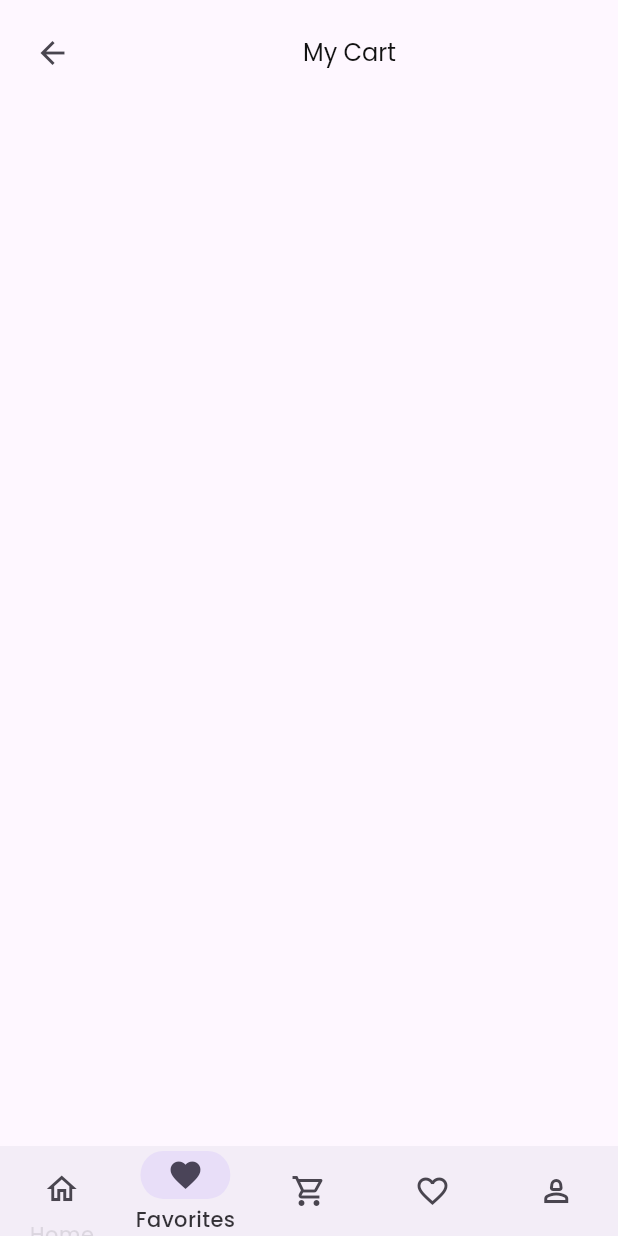
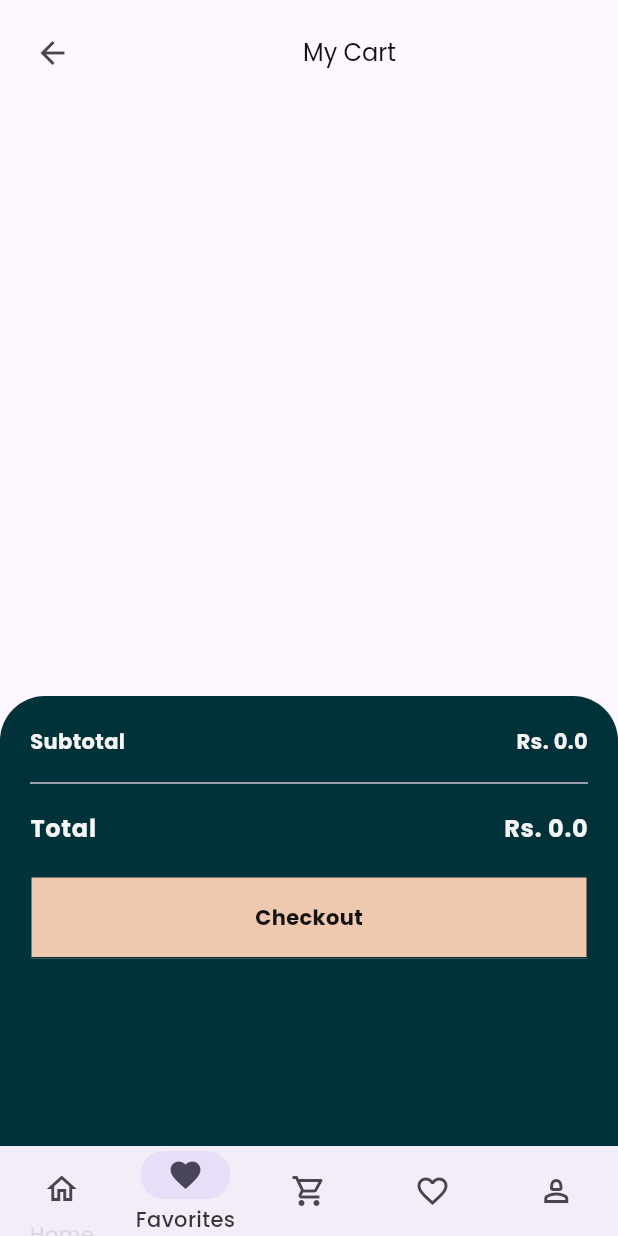
Before and after one commit to salmamuzam/AaliyahsCollectionStore, a Flutter app: the BottomNavBar screen opened directly, item 2 of the bottom bar chosen, on a phone screen of 412 x 824 dp. Run offline on Flutter 3.47's test engine with Material 3 defaults, Android fonts, the phone set to English and light mode, and no system bars; our stand-ins replace google_fonts.

Commit message:
Added Cart Functionality Completely Using Provider

```diff
--- a/lib/main.dart
+++ b/lib/main.dart
@@ -1,6 +1,7 @@
 import 'package:aaliyahs_collection_estore/provider/cart_provider.dart';
+import 'package:aaliyahs_collection_estore/provider/favorite_provider.dart';
 import 'package:aaliyahs_collection_estore/src/features/shop/cart/cart_screen.dart';
-import 'package:aaliyahs_collection_estore/src/features/shop/home/home_screen.dart';
+//import 'package:aaliyahs_collection_estore/src/features/shop/home/home_screen.dart';
 import 'package:aaliyahs_collection_estore/src/utils/theme/theme.dart';
 import 'package:flutter/material.dart';
 import 'package:google_fonts/google_fonts.dart';
@@ -15,7 +16,8 @@ class AaliyahApp extends StatelessWidget {
 
   @override
   Widget build(BuildContext context) => MultiProvider(providers: [
-ChangeNotifierProvider(create: (_) => CartProvider(),)
+ChangeNotifierProvider(create: (_) => CartProvider()),
+ChangeNotifierProvider(create: (_) => FavoriteProvider()),
   ],
 
   child: MaterialApp(
--- a/lib/provider/cart_provider.dart
+++ b/lib/provider/cart_provider.dart
@@ -16,7 +16,28 @@ class CartProvider extends ChangeNotifier {
     notifyListeners();
   }
 
+  incrementQtn(int index) {
+    _cart[index].quantity++;
+    notifyListeners();
+  }
+
+  decrementQtn(int index) {
+    if (_cart[index].quantity <= 1) {
+      return;
+    }
+    _cart[index].quantity--;
+    notifyListeners();
+  }
+
+  totalPrice() {
+    double total1 = 0.0;
+    for (Product element in _cart) {
+      total1 += element.price * element.quantity;
+    }
+    return total1;
+  }
+
   static CartProvider of(BuildContext context, {bool listen = true}) {
-    return Provider.of<CartProvider>(context, listen: listen );
+    return Provider.of<CartProvider>(context, listen: listen);
   }
 }
--- a/lib/src/constants/text_strings.dart
+++ b/lib/src/constants/text_strings.dart
@@ -37,3 +37,9 @@ const String AaliyahAddBagBtn = "  Add to Bag";
 // Cart Screen Text
 
 const String AaliyahCartTitle = "My Cart";
+
+// Check Out Box Text
+
+const String AaliyahSubTotal = "Subtotal";
+const String AaliyahTotal = "Total";
+const String AaliyahCheckOut = "Checkout";
--- /dev/null
+++ b/lib/src/features/shop/cart/widgets/check_out.dart
@@ -0,0 +1,84 @@
+import 'package:aaliyahs_collection_estore/provider/cart_provider.dart';
+import 'package:aaliyahs_collection_estore/src/constants/colors.dart';
+import 'package:aaliyahs_collection_estore/src/constants/text_strings.dart';
+import 'package:flutter/material.dart';
+
+class CheckOutBox extends StatelessWidget {
+  const CheckOutBox({super.key});
+
+  @override
+  Widget build(BuildContext context) {
+      var mediaQuery = MediaQuery.of(context);
+    var brightness = mediaQuery.platformBrightness;
+    final isDarkMode = brightness == Brightness.dark;
+    final provider = CartProvider.of(context);
+    return Container(
+      height: 300,
+      width: double.infinity,
+      decoration: BoxDecoration(
+        color: isDarkMode ? AaliyahSecondaryColor : AaliyahPrimaryColor,
+        borderRadius: BorderRadius.only(
+          topRight: Radius.circular(30),
+          topLeft: Radius.circular(30),
+        )
+      ),
+      padding: const EdgeInsets.all(20),
+      child: Column(
+        crossAxisAlignment: CrossAxisAlignment.start,
+        children: [
+        Row(
+          mainAxisAlignment: MainAxisAlignment.spaceBetween,
+          children: [
+          Text(
+AaliyahSubTotal, style: Theme.of(context).textTheme.bodyMedium?.copyWith(
+  fontWeight: FontWeight.bold,
+  color: isDarkMode ?   AaliyahDarkColor : AaliyahLightColor,
+),
+          ),
+           Text(
+          "Rs. ${provider.totalPrice()}"
+,
+ style: Theme.of(context).textTheme.bodyMedium?.copyWith(
+  fontWeight: FontWeight.bold,
+  color: isDarkMode ?   AaliyahDarkColor : AaliyahLightColor,
+),
+          ),
+        ],),
+        const SizedBox(height: 10),
+        const Divider(),
+        const SizedBox(height: 10,),
+        Row(
+          mainAxisAlignment: MainAxisAlignment.spaceBetween,
+          children: [
+            Text(
+AaliyahTotal, style: Theme.of(context).textTheme.bodyLarge?.copyWith(
+  fontWeight: FontWeight.bold,
+  color: isDarkMode ?   AaliyahDarkColor : AaliyahLightColor,
+),
+          ),
+                Text(
+                  "Rs. ${provider.totalPrice()}"
+, style: Theme.of(context).textTheme.bodyLarge?.copyWith(
+  fontWeight: FontWeight.bold,
+  color: isDarkMode ?   AaliyahDarkColor : AaliyahLightColor,
+),
+          ),
+          ],
+        ),
+        const SizedBox(height: 20,),
+        ElevatedButton(onPressed: () {},
+        style: ElevatedButton.styleFrom(
+          backgroundColor: isDarkMode ? AaliyahPrimaryColor : AaliyahSecondaryColor,
+          minimumSize: const Size(double.infinity, 55)
+        ), child:  Text(
+          AaliyahCheckOut, style: Theme.of(context).textTheme.bodyMedium?.copyWith(
+            fontWeight: FontWeight.bold,
+            color: isDarkMode ? AaliyahLightColor : AaliyahDarkColor,
+          )
+        ),
+        )
+        ],
+      ),
+    );
+  }
+}
```
Also changed, not shown: lib/provider/favorite_provider.dart (added, +25 -0 lines), lib/src/features/shop/cart/cart_screen.dart (+111 -29 lines), lib/src/features/shop/favorites/favorites.dart (added, +10 -0 lines).
